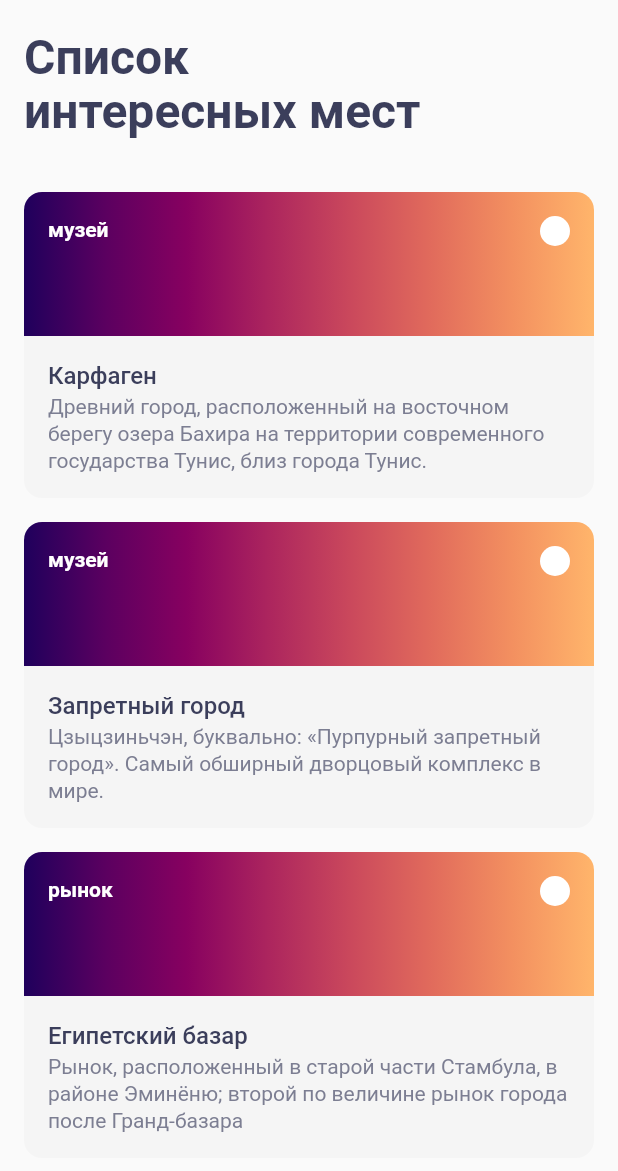
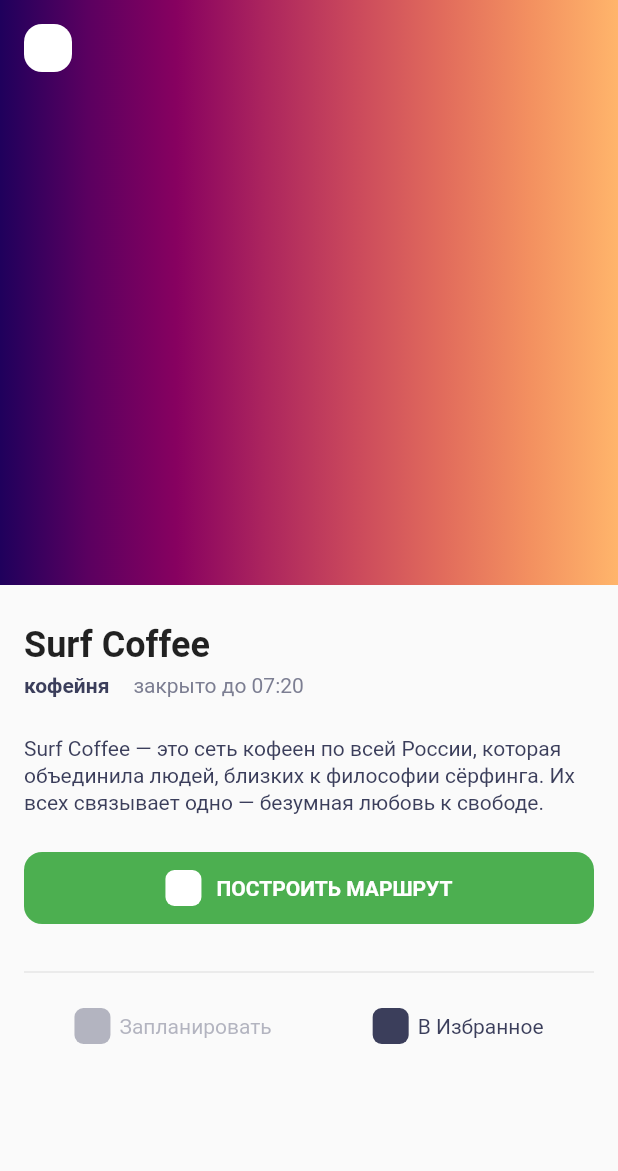
Before and after one commit to AshereLoker/surf-flutter-course-kim, a Flutter app: the screen it shows after launch, on a phone screen of 412 x 824 dp. Shown: the top 1171 px of the screen. Run offline on Flutter 3.47's test engine with Material 2 defaults, Android fonts, the phone set to English and light mode, and no system bars.

Commit message:
4.6.3 Sight details. (#12)
* Windows generate plugin changed.

* font asset fix

* 4.3 Верстка. RichText и TextSpan

* 4.6 Flutter UI. Mocks.

* 4.6.2 Sight cards and mocks implement.

* 4.6.3 Sight details.

* 4.6.3 Revision.

Co-authored-by: Nikita <ashere.job@mail.ru>

```diff
--- a/lib/constants/app_colors.dart
+++ b/lib/constants/app_colors.dart
@@ -1,11 +1,28 @@
 import 'package:flutter/material.dart';
 
+/// Основные цвета приложения.
 class AppColors {
-  static const main = Color(0xFF252849);
-  static const secondary = Color(0xFF3B3E5B);
-  static const secondary2 = Color(0xFF7C7E92);
-  static const green = Color(0xFF4CAF50);
-  static const yellow = Color(0xFFFCDD3D);
-  static const background = Color(0xFFF5F5F5);
-  static const white = Color(0xFFFFFFFF);
+  // Цвета приложения.
+  static const Color main = Color(0xFF252849);
+  static const Color secondary = Color(0xFF3B3E5B);
+  static const Color secondary2 = Color(0xFF7C7E92);
+  static const Color green = Color(0xFF4CAF50);
+  static const Color yellow = Color(0xFFFCDD3D);
+  static const Color background = Color(0xFFF5F5F5);
+
+  // Основные цвета.
+  static const Color white = Color(0xFFFFFFFF);
+  static const Color black = Color(0xFF000000);
+
+  // Градиенты.
+  static const List<Color> pictureGradient = <Color>[
+    Color(0xff1f005c),
+    Color(0xff5b0060),
+    Color(0xff870160),
+    Color(0xffac255e),
+    Color(0xffca485c),
+    Color(0xffe16b5c),
+    Color(0xfff39060),
+    Color(0xffffb56b),
+  ];
 }
--- /dev/null
+++ b/lib/constants/app_sizes.dart
@@ -0,0 +1,23 @@
+import 'package:flutter/cupertino.dart';
+
+/// Часто использумые размеры, значения, мелнькие виджеты.
+class AppSizes {
+  // Постоянные размеры.
+  static const double commonPadding = 16;
+  static const double commonRadius = 12;
+
+  // Размеры элементов.
+  static const double heightButton = 48;
+  static const double heightMinCard = 152;
+  static const double heightImageCard = 96;
+  static const double heightImageDetails = 390;
+  static const double sizeIcon = 24;
+  static const double sizeButtonBack = 32;
+  static const double radiusIcon = 6;
+
+  // Частые отступы.
+  static const sizedBoxW6 = SizedBox(width: 6);
+  static const sizedBoxW10 = SizedBox(width: 10);
+  static const sizedBoxH2 = SizedBox(height: 4);
+  static const sizedBoxH24 = SizedBox(height: 24);
+}
--- /dev/null
+++ b/lib/constants/app_strings.dart
@@ -0,0 +1,10 @@
+/// Строковые константы приложения.
+class AppStrings {
+  // Главный экран.
+  static const String appTitle = 'Список \nинтересных мест';
+
+  // Экран просмотра места.
+  static const String addFavorite = 'В Избранное';
+  static const String buildRoute = 'Построить маршрут';
+  static const String setPlaned = 'Запланировать';
+}
--- /dev/null
+++ b/lib/constants/app_typography.dart
@@ -0,0 +1,44 @@
+import 'package:flutter/cupertino.dart';
+
+extension TextStyleExt on TextStyle {
+  TextStyle withColor(Color color) => copyWith(color: color);
+}
+
+class AppTypography {
+  static const textText16Medium = TextStyle(
+    fontFamily: _baseFont,
+    fontSize: 16,
+    height: 1.25,
+    fontWeight: FontWeight.w500,
+  );
+
+  static const titleText24Bold = TextStyle(
+    fontFamily: _baseFont,
+    fontSize: 24,
+    height: 1.25,
+    fontWeight: FontWeight.w700,
+  );
+
+  static const largeTitleText32Bold = TextStyle(
+    fontFamily: _baseFont,
+    fontSize: 32,
+    height: 1.25,
+    fontWeight: FontWeight.w700,
+  );
+
+  static const smallText14Regular = TextStyle(
+    fontFamily: _baseFont,
+    fontSize: 14,
+    height: 1.25,
+    fontWeight: FontWeight.w400,
+  );
+
+  static const smallText14Bold = TextStyle(
+    fontFamily: _baseFont,
+    fontSize: 14,
+    height: 1.25,
+    fontWeight: FontWeight.w700,
+  );
+
+  static const String _baseFont = 'Roboto';
+}
--- a/lib/domain/mocks.dart
+++ b/lib/domain/mocks.dart
@@ -3,29 +3,59 @@ import 'package:places/domain/sight.dart';
 final List<Sight> mocks = <Sight>[
   const Sight(
     details:
-        'Древний город, расположенный на восточном берегу озера Бахира на территории современного государства Тунис, близ города Тунис.',
-    lat: 36.86,
-    lon: 10.33,
-    name: 'Карфаген',
-    type: 'музей',
-    url: 'shorturl.at/vGHN1',
+        'Surf Coffee — это сеть кофеен по всей России, которая объединила людей, близких к философии сёрфинга. Их всех связывает одно — безумная любовь к свободе.',
+    lat: 45.04624,
+    lon: 38.97879,
+    name: 'Surf Coffee',
+    type: 'кофейня',
+    url:
+        'https://avatars.mds.yandex.net/get-altay/4916794/2a000001818ca3d9314604509372f4277feb/XXL',
   ),
   const Sight(
     details:
-        'Цзыцзиньчэн, буквально: «Пурпурный запретный город». Самый обширный дворцовый комплекс в мире.',
-    lat: 39.92,
-    lon: 116.39,
-    name: 'Запретный город',
-    type: 'музей',
-    url: 'shorturl.at/mDX16',
+        'Мясной ресторан «Скотина» специализируется на приготовлении мясных блюд, в первую очередь – из местного кубанского мяса.',
+    lat: 45.02266,
+    lon: 38.98744,
+    name: 'Скотина',
+    type: 'ресторан',
+    url: 'https://scotina.ru/wp-content/themes/scotina/img/interior/09.jpg',
   ),
   const Sight(
     details:
-        'Рынок, расположенный в старой части Стамбула, в районе Эминёню; второй по величине рынок города после Гранд-базара',
-    lat: 41.02,
-    lon: 28.97,
-    name: 'Египетский базар',
-    type: 'рынок',
-    url: 'shorturl.at/efMN0',
+        'Городской парк, расположенный на северо-востоке от центра Краснодара в Школьном микрорайоне, между улицами Восточно-Кругликовская и Героя Владислава Посадского, рядом со стадионом ФК «Краснодар».',
+    lat: 45.04447,
+    lon: 39.02924,
+    name: 'Парк Галицкого',
+    type: 'парк',
+    url: 'https://img.geliophoto.com/parkkrasnodar/02_parkkrasnodar.jpg',
+  ),
+  const Sight(
+    details:
+        'На трёх этажах комплекса разместились торговые галереи, мультиплекс на 8 залов, зона развлечений, фуд-корт, а также парковка на 850 машиномест на крыше здания.',
+    lat: 45.039464,
+    lon: 38.974307,
+    name: 'Галерея Краснодар',
+    type: 'торгово-развлекательный комплекс',
+    url: 'https://www.galleryk.ru/upload/iblock/0b1/lc4xx3uearu.jpg',
+  ),
+  const Sight(
+    details:
+        'Уникальная коллекция раритетных олдтаймеров, которая интересна тем, что постоянно обновляется и все экспонаты находятся в отличном действующем состоянии, участвуют в выставках и ретроралли.',
+    lat: 45.000173,
+    lon: 39.024406,
+    name: 'Музей Ретро-автомобилей',
+    type: 'частный музей',
+    url:
+        'https://www.i-npz.ru/wp-content/uploads/2021/05/08.05.2021.-%D0%9C%D1%83%D0%B7%D0%B5%D0%B9-%D0%90%D0%B2%D1%82%D0%BE-119-1024x683.jpg',
+  ),
+  const Sight(
+    details:
+        'Место, где можно приятно провести время за кружкой пенного пива, отдохнуть в компании друзей, сытно подкрепиться, посмотреть трансляции важных матчей и послушать хорошую музыку в живом исполнении; в заведении регулярно проводятся концерты.',
+    lat: 45.031005,
+    lon: 38.974154,
+    name: 'Willson Pub',
+    type: 'бар',
+    url:
+        'https://www.i-npz.ru/wp-content/uploads/2021/05/08.05.2021.-%D0%9C%D1%83%D0%B7%D0%B5%D0%B9-%D0%90%D0%B2%D1%82%D0%BE-119-1024x683.jpg',
   ),
 ];
--- a/lib/domain/sight.dart
+++ b/lib/domain/sight.dart
@@ -1,9 +1,14 @@
 class Sight {
+  // Описание объекта.
   final String details;
+  // Широта.
   final double lat;
+  // Долгота.
   final double lon;
   final String name;
+  // Тип объекта.
   final String type;
+  // Ссылка на изображение объекта.
   final String url;
 
   const Sight({
--- a/lib/main.dart
+++ b/lib/main.dart
@@ -1,4 +1,6 @@
 import 'package:flutter/material.dart';
+import 'package:places/domain/mocks.dart';
+import 'package:places/screen/sight_details.dart';
 import 'package:places/screen/sight_list_screen.dart';
 
 void main() {
@@ -25,7 +27,9 @@ class MyApp extends StatelessWidget {
         // is not restarted.
         primarySwatch: Colors.blue,
       ),
-      home: const SightLightScreen(),
+      home: SightDetails(
+        sight: mocks.first,
+      ),
     );
   }
 }
--- a/lib/screen/sight_card.dart
+++ b/lib/screen/sight_card.dart
@@ -1,55 +1,11 @@
 import 'package:flutter/material.dart';
 import 'package:places/constants/app_colors.dart';
+import 'package:places/constants/app_sizes.dart';
+import 'package:places/constants/app_typography.dart';
 import 'package:places/domain/sight.dart';
 
 class SightCard extends StatelessWidget {
-  static const double _cornerRadius = 12;
-  static const double _iconSize = 20;
-  static const double _innerPaddings = 16;
-  static const double _infoTextSpace = 2;
-  static const double _imageHeight = 96;
-  static const double _minHeight = 152;
-  static const List<Color> _gradientColors = <Color>[
-    Color(0xff1f005c),
-    Color(0xff5b0060),
-    Color(0xff870160),
-    Color(0xffac255e),
-    Color(0xffca485c),
-    Color(0xffe16b5c),
-    Color(0xfff39060),
-    Color(0xffffb56b),
-  ];
-
-  static const TextStyle _titleStyle = TextStyle(
-    fontFamily: 'Roboto',
-    fontWeight: FontWeight.w500,
-    fontSize: 16,
-    height: 20 / 16,
-    color: AppColors.secondary,
-  );
-  static const TextStyle _detailsStyle = TextStyle(
-    fontFamily: 'Roboto',
-    fontWeight: FontWeight.w400,
-    fontSize: 14,
-    height: 18 / 14,
-    color: AppColors.secondary2,
-  );
-  static const TextStyle _typeStyle = TextStyle(
-    fontFamily: 'Roboto',
-    fontWeight: FontWeight.bold,
-    fontSize: 14,
-    height: 18 / 14,
-    color: AppColors.white,
-  );
-
   final Sight sight;
-
-  double get cornerRadius => _cornerRadius;
-  double get iconSize => _iconSize;
-  double get innerPaddings => _innerPaddings;
-  double get infoTextSpace => _infoTextSpace;
-  double get imageHeight => _imageHeight;
-  double get minHeight => _minHeight;
 
   const SightCard({
     Key? key,
@@ -59,53 +15,70 @@ class SightCard extends StatelessWidget {
   @override
   Widget build(BuildContext context) {
     return Container(
-      constraints: const BoxConstraints(minHeight: _minHeight),
-      margin: const EdgeInsets.only(top: _innerPaddings),
+
+      constraints: const BoxConstraints(minHeight: AppSizes.heightMinCard),
+      margin: const EdgeInsets.only(top: AppSizes.commonPadding),
       child: Column(
         children: [
           Container(
-            height: _imageHeight,
-            padding: const EdgeInsets.all(_innerPaddings),
+            height: AppSizes.heightImageCard,
+            padding: const EdgeInsets.all(AppSizes.commonPadding),
             decoration: const BoxDecoration(
               gradient: LinearGradient(
-                colors: _gradientColors,
+                colors: AppColors.pictureGradient,
                 tileMode: TileMode.mirror,
               ),
               borderRadius: BorderRadius.vertical(
-                top: Radius.circular(_cornerRadius),
+                top: Radius.circular(AppSizes.commonRadius),
               ),
             ),
             child: Row(
               mainAxisAlignment: MainAxisAlignment.spaceBetween,
               crossAxisAlignment: CrossAxisAlignment.start,
               children: [
-                Text(sight.type.toLowerCase(), style: _typeStyle),
+
+                Text(
+                  sight.type.toLowerCase(),
+                  style:
+                      AppTypography.smallText14Bold.withColor(AppColors.white),
+                ),
                 Container(
                   decoration: const BoxDecoration(
                     color: AppColors.white,
-                    borderRadius:
-                        BorderRadius.all(Radius.circular(_cornerRadius)),
+                    borderRadius: BorderRadius.all(
+                      Radius.circular(AppSizes.radiusIcon),
+                    ),
                   ),
-                  height: _iconSize,
-                  width: _iconSize,
+                  height: AppSizes.sizeIcon,
+                  width: AppSizes.sizeIcon,
                 ),
               ],
             ),
           ),
           Container(
-            padding: const EdgeInsets.all(_innerPaddings),
+
+            padding: const EdgeInsets.all(AppSizes.commonPadding),
             decoration: const BoxDecoration(
               color: AppColors.background,
               borderRadius: BorderRadius.vertical(
-                bottom: Radius.circular(_cornerRadius),
+                bottom: Radius.circular(AppSizes.commonRadius),
               ),
             ),
             child: Column(
               crossAxisAlignment: CrossAxisAlignment.start,
               children: [
-                Text(sight.name, style: _titleStyle),
-                const SizedBox(height: _infoTextSpace),
-                Text(sight.details, style: _detailsStyle),
+
+                Text(
+                  sight.name,
+                  style: AppTypography.textText16Medium
+                      .withColor(AppColors.secondary),
+                ),
+                AppSizes.sizedBoxH2,
+                Text(
+                  sight.details,
+                  style: AppTypography.smallText14Regular
+                      .withColor(AppColors.secondary2),
+
               ],
             ),
           ),
--- /dev/null
+++ b/lib/screen/sight_details.dart
@@ -0,0 +1,189 @@
+import 'package:flutter/material.dart';
+import 'package:places/constants/app_colors.dart';
+import 'package:places/constants/app_sizes.dart';
+import 'package:places/constants/app_strings.dart';
+import 'package:places/constants/app_typography.dart';
+import 'package:places/domain/sight.dart';
+
+class SightDetails extends StatelessWidget {
+  final Sight sight;
+
+  const SightDetails({
+    Key? key,
+    required this.sight,
+  }) : super(key: key);
+
+  @override
+  Widget build(BuildContext context) {
+    return Scaffold(
+      body: SafeArea(
+        child: Column(
+          children: [
+            Container(
+              height: AppSizes.heightImageDetails,
+              width: MediaQuery.of(context).size.width,
+              padding: const EdgeInsets.all(AppSizes.commonPadding),
+              decoration: const BoxDecoration(
+                gradient: LinearGradient(
+                  colors: AppColors.pictureGradient,
+                ),
+              ),
+              child: Row(
+                crossAxisAlignment: CrossAxisAlignment.start,
+                children: [
+                  Container(
+                    height: AppSizes.sizeButtonBack,
+                    width: AppSizes.sizeButtonBack,
+                    decoration: const BoxDecoration(
+                      color: AppColors.white,
+                      borderRadius: BorderRadius.all(
+                        Radius.circular(AppSizes.commonRadius),
+                      ),
+                    ),
+                  ),
+                ],
+              ),
+            ),
+            Padding(
+              padding: const EdgeInsets.symmetric(
+                horizontal: AppSizes.commonPadding,
+              ),
+              child: Column(
+                crossAxisAlignment: CrossAxisAlignment.start,
+                children: [
+                  AppSizes.sizedBoxH24,
+                  Text(
+                    sight.name,
+                    style: AppTypography.titleText24Bold,
+                  ),
+                  AppSizes.sizedBoxH2,
+                  Row(
+                    children: [
+                      Text(
+                        sight.type,
+                        style: AppTypography.smallText14Bold.withColor(
+                          AppColors.secondary,
+                        ),
+                      ),
+                      const SizedBox(width: AppSizes.commonPadding),
+                      Text(
+                        'закрыто до 07:20',
+                        style: AppTypography.smallText14Regular
+                            .withColor(AppColors.secondary2),
+                      ),
+                    ],
+                  ),
+                  AppSizes.sizedBoxH24,
+                  Text(
+                    sight.details,
+                    style: AppTypography.smallText14Regular
+                        .withColor(AppColors.secondary),
+                  ),
+                  AppSizes.sizedBoxH24,
+                  Container(
+                    height: AppSizes.heightButton,
+                    decoration: const BoxDecoration(
+                      color: AppColors.green,
+                      borderRadius: BorderRadius.all(
+                        Radius.circular(AppSizes.commonRadius),
+                      ),
+                    ),
+                    child: Row(
+                      mainAxisAlignment: MainAxisAlignment.center,
+                      children: [
+                        const _IconStopper(),
+                        AppSizes.sizedBoxW10,
+                        Text(
+                          AppStrings.buildRoute.toUpperCase(),
+                          style: AppTypography.smallText14Bold
+                              .withColor(AppColors.white),
+                        ),
+                      ],
+                    ),
+                  ),
+                  AppSizes.sizedBoxH24,
+                  const Divider(),
+                  Row(
+                    mainAxisAlignment: MainAxisAlignment.spaceAround,
+                    children: [
+                      _BottomButton(
+                        buttonColor: AppColors.secondary2.withOpacity(0.56),
+                        buttonText: AppStrings.setPlaned,
+                      ),
+                      const _BottomButton(
+                        buttonColor: AppColors.secondary,
+                        buttonText: AppStrings.addFavorite,
+                      ),
+                    ],
+                  ),
+                ],
+              ),
+            ),
+          ],
+        ),
+      ),
+    );
+  }
+}
+
+class _BottomButton extends StatelessWidget {
+  static const double _horizontalPadding = 8;
+
+  final Color buttonColor;
+  final String buttonText;
+
+  const _BottomButton({
+    Key? key,
+    required this.buttonColor,
+    required this.buttonText,
+  }) : super(key: key);
+
+  @override
+  Widget build(BuildContext context) {
+    return Padding(
+      padding: const EdgeInsets.symmetric(
+        horizontal: _horizontalPadding,
+        vertical: AppSizes.commonPadding,
+      ),
+      child: Row(
+        children: [
+          _IconStopper(
+            iconColor: buttonColor,
+          ),
+          AppSizes.sizedBoxW6,
+          Text(
+            buttonText,
+            style: AppTypography.smallText14Regular.withColor(buttonColor),
+          ),
+        ],
+      ),
+    );
+  }
+}
+
+/// [_IconStopper] используется как заглушка вместо иконок, пока не будут
+/// добавлены необходимые иконки.
+class _IconStopper extends StatelessWidget {
+  final Color? iconColor;
+
+  const _IconStopper({
+    Key? key,
+    this.iconColor = AppColors.white,
+  }) : super(key: key);
+
+  @override
+  Widget build(BuildContext context) {
+    return SizedBox(
+      height: AppSizes.sizeIcon,
+      width: AppSizes.sizeIcon,
+      child: DecoratedBox(
+        decoration: BoxDecoration(
+          color: iconColor,
+          borderRadius: const BorderRadius.all(
+            Radius.circular(AppSizes.radiusIcon),
+          ),
+        ),
+      ),
+    );
+  }
+}
--- a/lib/screen/sight_list_screen.dart
+++ b/lib/screen/sight_list_screen.dart
@@ -1,5 +1,8 @@
 import 'package:flutter/material.dart';
 import 'package:places/constants/app_colors.dart';
+
+import 'package:places/constants/app_strings.dart';
+import 'package:places/constants/app_typography.dart';
 import 'package:places/domain/mocks.dart';
 import 'package:places/screen/sight_card.dart';
 
@@ -23,24 +26,29 @@ class _SightLightScreenState extends State<SightLightScreen> {
 
   @override
   Widget build(BuildContext context) {
+
+    final List<Widget> sightPlaces =
+        mocks.map((data) => SightCard(sight: data)).toList();
+
     return Scaffold(
       appBar: AppBar(
         toolbarHeight: 40 + 36 * 2,
         elevation: 0,
         backgroundColor: Colors.transparent,
         title: Text(
-          'Список \nинтересных мест',
-          style: titleStyle.copyWith(color: AppColors.secondary),
+
+          AppStrings.appTitle,
+          style:
+              AppTypography.largeTitleText32Bold.withColor(AppColors.secondary),
+
         ),
       ),
       body: Padding(
         padding: const EdgeInsets.symmetric(horizontal: 16),
         child: Column(
-          children: [
-            for (final mock in mocks) ...[
-              SightCard(sight: mock),
-            ],
-          ],
+
+          children: sightPlaces,
+
         ),
       ),
     );
```
